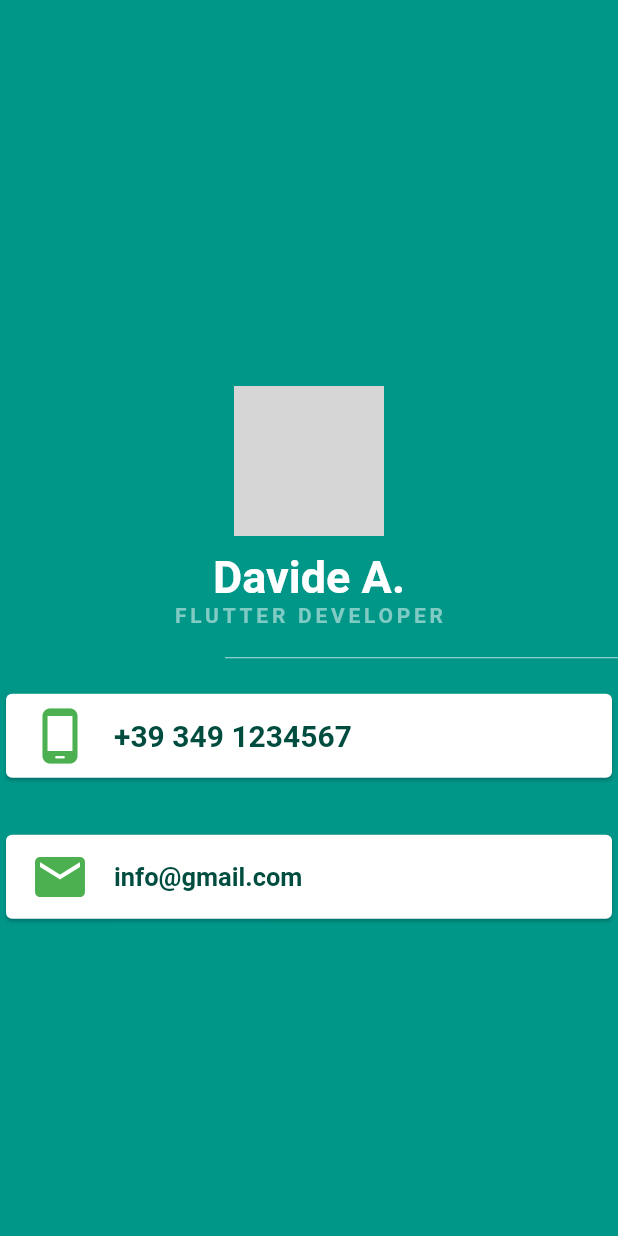
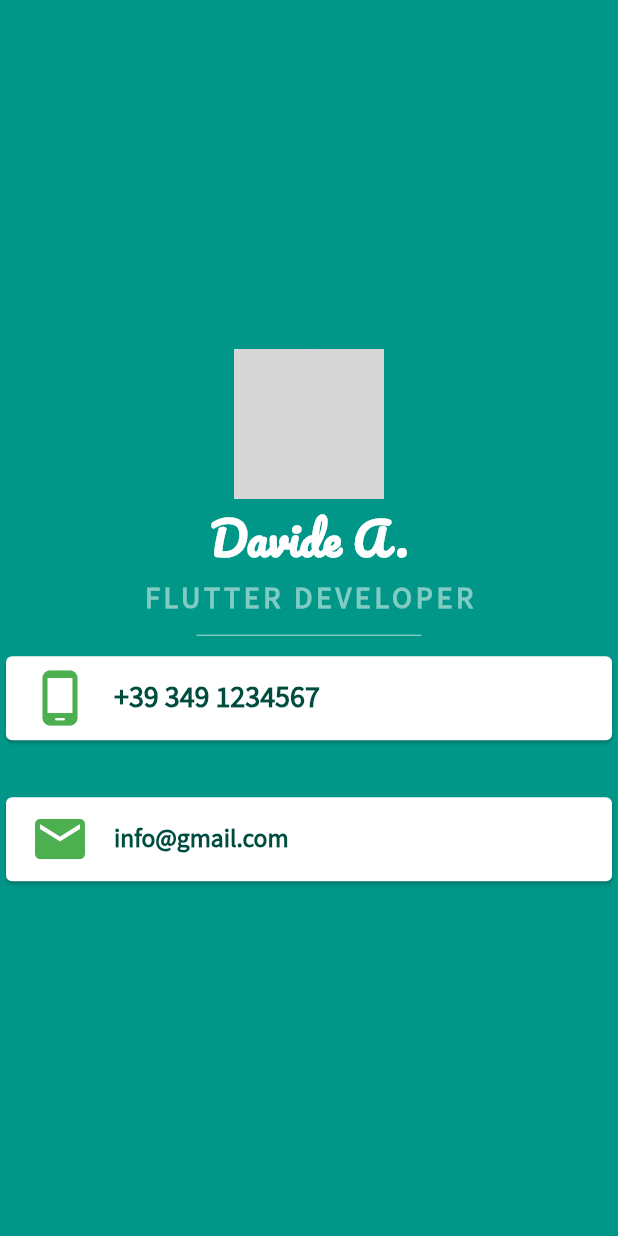
Before and after one commit to ODaveO/Ticket_visiting, a Flutter app: the screen it shows after launch, on a phone screen of 412 x 824 dp. Run offline on Flutter 3.47's test engine with Material 2 defaults, Android fonts, the phone set to English and light mode, and no system bars; grey boxes are pictures that could not be loaded.

Commit message:
All work  - font get correctly  - line showed at the center correctly

```diff
--- a/lib/main.dart
+++ b/lib/main.dart
@@ -30,21 +30,14 @@ class slwNomeWidget extends StatelessWidget {
             //mainAxisAlignment:MainAxisAlignment.spaceBetween, //vertical alignment
 
             mainAxisAlignment: MainAxisAlignment.center,
-            crossAxisAlignment:
-                CrossAxisAlignment.center, //start - center - end
+            //crossAxisAlignment: CrossAxisAlignment.center, //start - center - end
 
             children: <Widget>[
-              SizedBox(
-                height: 50,
-              ),
               CircleAvatar(
                 //backgroundImage: NetworkImage(  //immagine da URL
                 //'https://www.rainews.it/resizegd/768x-/dl/img/2022/05/29/1653823359813_Immagine__.png'),  //immagine da URL
                 backgroundImage: AssetImage('/images/monna.png'),
                 radius: 50,
-              ),
-              SizedBox(
-                height: 10,
               ),
               Text(
                 'Davide A.',
@@ -52,13 +45,13 @@ class slwNomeWidget extends StatelessWidget {
                   fontSize: 30,
                   color: Colors.white,
                   fontWeight: FontWeight.bold,
-                  fontFamily: 'Fuggles',
+                  fontFamily: 'Pacifico',
                 ),
               ),
               Text(
                 'FLUTTER DEVELOPER',
                 style: TextStyle(
-                  //fontSize: 20,
+                  fontSize: 20,
                   fontWeight: FontWeight.bold,
                   fontFamily: 'SourceSans3-Regular',
                   color: Colors.teal.shade200, //shade è l'ombreggiatura
@@ -66,11 +59,11 @@ class slwNomeWidget extends StatelessWidget {
                 ),
               ),
               SizedBox(
-                height: 40,
-                width: 500,
+                height: 20,
+                width: 150,
                 child: Divider(
                   color: Colors.teal.shade100,
-                  indent: 150,
+                  //indent: 150,
                 ),
               ),
               Card(
```
Also changed, not shown: lib/SCAFFOLD_main.dart (added, +144 -0 lines), pubspec.yaml (+5 -5 lines), fonts/SourceSansPro-Regular.ttf (renamed from fonts/SourceSans3-Regular.ttf).
